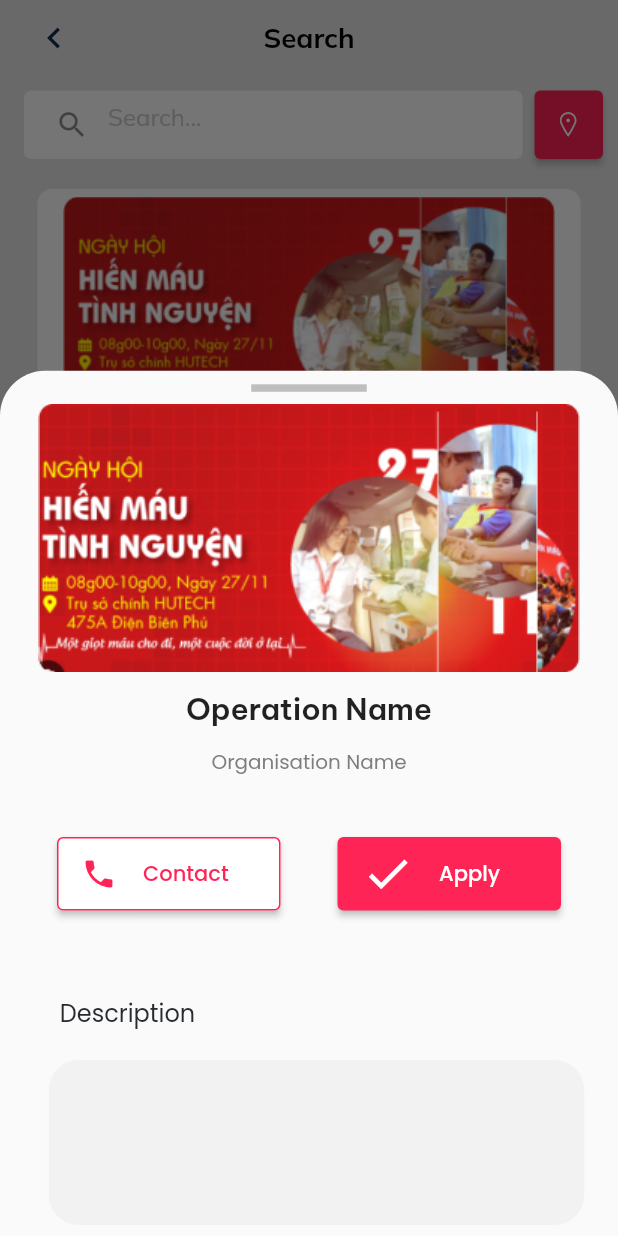
After one commit to dscdut/bloodbond, a Flutter app: the _FindDonorsView screen opened directly, after a tap on "June 4th 2023, 23:59", on a phone screen of 412 x 824 dp. The commit adds this screen. Run offline on Flutter 3.47's test engine with Material 2 defaults, Android fonts, the phone set to English and light mode, and no system bars; our stand-ins replace bloc, carousel_slider, dio, dropdown_button2, easy_localization, equatable and 9 more; accounts and stored records are empty; network calls fail.

Commit message:
[Feat] add some assets, finish search flow

```diff
--- a/mobile/lib/common/theme/text_styles.dart
+++ b/mobile/lib/common/theme/text_styles.dart
@@ -22,6 +22,11 @@ abstract class TextStyles {
     color: ColorStyles.zodiacBlue,
     fontWeight: FontWeight.w400,
     fontSize: 17.sp,
+  );
+  static TextStyle regularFormBVP = const TextStyle(
+    fontFamily: 'BeVietnamPro',
+    fontSize: 12,
+    color: Color(0xFF4C4C4C),
   );
 
   // Medium
@@ -65,4 +70,9 @@ abstract class TextStyles {
     fontWeight: FontWeight.w700,
     fontSize: 17.sp,
   );
+  static TextStyle boldAppbarTitle = TextStyle(
+    color: Colors.black,
+    fontWeight: FontWeight.w600,
+    fontSize: 20.sp,
+  );
 }
--- a/mobile/lib/common/widgets/common_app_bar.widget.dart
+++ b/mobile/lib/common/widgets/common_app_bar.widget.dart
@@ -60,7 +60,7 @@ class CommonAppBar extends StatelessWidget implements PreferredSizeWidget {
               ? title
               : Text(
                   title,
-                  style: TextStyles.mediumText.copyWith(fontSize: 20.sp),
+                  style: TextStyles.boldAppbarTitle.copyWith(fontSize: 20.sp),
                 )),
       bottom: bottom != null
           ? PreferredSize(
--- a/mobile/lib/features/core/views/root.view.dart
+++ b/mobile/lib/features/core/views/root.view.dart
@@ -1,5 +1,6 @@
 import 'package:bloodbond/common/theme/color_styles.dart';
 import 'package:bloodbond/features/core/widgets/app_bottom_navigation_bar.widget.dart';
+import 'package:bloodbond/features/find_donors/find_donors.dart';
 import 'package:bloodbond/generated/assets.gen.dart';
 import 'package:bloodbond/router/app_router.dart';
 import 'package:flutter/material.dart';
@@ -37,10 +38,10 @@ class _RootView extends StatelessWidget {
             index: state.currentIndex,
             children: const [
               HomePage(),
+              FindDonorsPage(),
               NotificationPage(),
               NotificationPage(),
-              NotificationPage(),
-              ProfilePage()
+              ProfilePage(),
             ],
           );
         },
--- a/mobile/lib/features/core/widgets/feature_menu.widget.dart
+++ b/mobile/lib/features/core/widgets/feature_menu.widget.dart
@@ -23,10 +23,7 @@ class FeatureMenu extends StatefulWidget {
 
 class _FeatureMenuState extends State<FeatureMenu> {
   final List<FeatureUIModel> _features = [
-    FeatureUIModel(
-        icon: Assets.icons.featureMenu.search,
-        title: 'Find Donors',
-        route: AppRouter.findDonors),
+    FeatureUIModel(icon: Assets.icons.featureMenu.search, title: 'Find Donors'),
     FeatureUIModel(icon: Assets.icons.featureMenu.donate, title: 'Donates'),
     FeatureUIModel(icon: Assets.icons.featureMenu.order, title: 'Order Bloods'),
     FeatureUIModel(
--- a/mobile/lib/features/find_donors/view/find_donors.view.dart
+++ b/mobile/lib/features/find_donors/view/find_donors.view.dart
@@ -1,7 +1,8 @@
 import 'package:bloodbond/common/theme/app_size.dart';
 import 'package:bloodbond/common/theme/color_styles.dart';
 import 'package:bloodbond/common/widgets/common_app_bar.widget.dart';
-import 'package:bloodbond/features/find_donors/widgets/donor_card.widget.dart';
+import 'package:bloodbond/features/find_donors/widgets/campaign_card.dart';
+import 'package:bloodbond/features/find_donors/widgets/operation_info.dart';
 import 'package:bloodbond/generated/assets.gen.dart';
 import 'package:flutter/material.dart';
 import 'package:flutter_bloc/flutter_bloc.dart';
@@ -81,11 +82,79 @@ class _FindDonorsViewState extends State<_FindDonorsView> {
         ),
       ),
       body: ListView(
-        children: const [
-          DonorCard(),
-          DonorCard(),
-          DonorCard(),
-          DonorCard(),
+        children: [
+          InkWell(
+            child: const CampaignCard(),
+            onTap: () => showModalBottomSheet(
+              context: context,
+              isScrollControlled: true,
+              shape: const RoundedRectangleBorder(
+                borderRadius: BorderRadius.vertical(
+                  top: Radius.circular(30),
+                ),
+              ),
+              builder: (context) => DraggableScrollableSheet(
+                initialChildSize: 0.7,
+                maxChildSize: 0.9,
+                minChildSize: 0.32,
+                expand: false,
+                builder: (context, scrollController) {
+                  return SingleChildScrollView(
+                    controller: scrollController,
+                    child: const OperationInfo(),
+                  );
+                },
+              ),
+            ),
+          ),
+          InkWell(
+            child: const CampaignCard(),
+            onTap: () => showModalBottomSheet(
+              context: context,
+              isScrollControlled: true,
+              shape: const RoundedRectangleBorder(
+                borderRadius: BorderRadius.vertical(
+                  top: Radius.circular(30),
+                ),
+              ),
+              builder: (context) => DraggableScrollableSheet(
+                initialChildSize: 0.8,
+                maxChildSize: 0.9,
+                minChildSize: 0.32,
+                expand: false,
+                builder: (context, scrollController) {
+                  return SingleChildScrollView(
+                    controller: scrollController,
+                    child: const OperationInfo(),
+                  );
+                },
+              ),
+            ),
+          ),
+          InkWell(
+            child: const CampaignCard(),
+            onTap: () => showModalBottomSheet(
+              context: context,
+              isScrollControlled: true,
+              shape: const RoundedRectangleBorder(
+                borderRadius: BorderRadius.vertical(
+                  top: Radius.circular(30),
+                ),
+              ),
+              builder: (context) => DraggableScrollableSheet(
+                initialChildSize: 0.8,
+                maxChildSize: 0.9,
+                minChildSize: 0.32,
+                expand: false,
+                builder: (context, scrollController) {
+                  return SingleChildScrollView(
+                    controller: scrollController,
+                    child: const OperationInfo(),
+                  );
+                },
+              ),
+            ),
+          ),
         ],
       ),
     );
--- /dev/null
+++ b/mobile/lib/features/find_donors/widgets/campaign_card.dart
@@ -0,0 +1,59 @@
+import 'package:flutter/material.dart';
+
+class CampaignCard extends StatelessWidget {
+  const CampaignCard({
+    super.key,
+  });
+
+  @override
+  Widget build(BuildContext context) {
+    return Padding(
+      padding: const EdgeInsets.fromLTRB(25, 10, 25, 10),
+      child: Container(
+        width: 336,
+        height: 196,
+        decoration: BoxDecoration(
+          color: Colors.white,
+          borderRadius: BorderRadius.circular(9.68),
+        ),
+        child: Column(
+          children: [
+            const SizedBox(
+              height: 5,
+            ),
+            Image.asset('assets/images/campaign1.png'),
+            const SizedBox(
+              height: 4.5,
+            ),
+            const Align(
+              alignment: Alignment.centerLeft,
+              child: Text(
+                '\t\t\t\tJune 4th 2023, 23:59',
+                textAlign: TextAlign.left,
+                style: TextStyle(
+                  color: Color(0xFF7E7E7E),
+                  fontSize: 13,
+                  fontFamily: 'BeVietNamPro',
+                  fontWeight: FontWeight.w400,
+                ),
+              ),
+            ),
+            const Align(
+              alignment: Alignment.centerLeft,
+              child: Text(
+                '\t\t\t\tCampaign Name',
+                textAlign: TextAlign.left,
+                style: TextStyle(
+                  color: Color(0xFF272A2F),
+                  fontSize: 13,
+                  fontFamily: 'BeVietNamPro',
+                  fontWeight: FontWeight.w600,
+                ),
+              ),
+            ),
+          ],
+        ),
+      ),
+    );
+  }
+}
--- a/mobile/lib/features/find_donors/widgets/donor_card.widget.dart
+++ b/mobile/lib/features/find_donors/widgets/donor_card.widget.dart
@@ -26,7 +26,7 @@ class DonorCard extends StatelessWidget {
               width: 15,
             ),
             Image.asset(
-              'assets/images/Ellipse27.png',
+              'assets/images/campaign.png',
               width: 79,
               height: 79,
             ),
--- /dev/null
+++ b/mobile/lib/features/find_donors/widgets/operation_info.dart
@@ -0,0 +1,392 @@
+import 'package:flutter/material.dart';
+
+class OperationInfo extends StatelessWidget {
+  const OperationInfo({super.key});
+
+  @override
+  Widget build(BuildContext context) {
+    return Stack(
+      alignment: AlignmentDirectional.topCenter,
+      clipBehavior: Clip.none,
+      children: [
+        Positioned(
+          top: 9,
+          child: Container(
+            height: 5,
+            width: 77,
+            decoration: const BoxDecoration(
+              color: Color(0xFFBEBEBE),
+            ),
+          ),
+        ),
+        Column(
+          children: [
+            const SizedBox(
+              height: 22,
+            ),
+            Image.asset('assets/images/campaignx2.png'),
+            const SizedBox(
+              height: 12,
+            ),
+            const Center(
+              child: Text(
+                'Operation Name',
+                style: TextStyle(
+                  fontFamily: 'BeVietNamPro',
+                  fontSize: 20,
+                  fontWeight: FontWeight.w600,
+                ),
+              ),
+            ),
+            const SizedBox(
+              height: 12.54,
+            ),
+            const Center(
+              child: Text(
+                'Organisation Name',
+                style: TextStyle(
+                  color: Color(0xFF7E7E7E),
+                  fontSize: 13.31,
+                  fontFamily: 'Poppins',
+                ),
+              ),
+            ),
+            const SizedBox(
+              height: 40.31,
+            ),
+            Row(
+              mainAxisAlignment: MainAxisAlignment.spaceEvenly,
+              children: [
+                ElevatedButton(
+                  style: ElevatedButton.styleFrom(
+                    backgroundColor: Colors.white,
+                    side: const BorderSide(
+                      color: Color(0xFFFF2456),
+                    ),
+                    fixedSize: const Size(149, 49),
+                  ),
+                  onPressed: () {},
+                  child: const Row(
+                    children: [
+                      Icon(
+                        Icons.phone,
+                        color: Color(0xFFFF2456),
+                      ),
+                      SizedBox(
+                        width: 17.33,
+                      ),
+                      Text(
+                        'Contact',
+                        style: TextStyle(
+                          color: Color(0xFFFF2456),
+                          fontFamily: 'Poppins',
+                        ),
+                      ),
+                    ],
+                  ),
+                ),
+                ElevatedButton(
+                  style: ElevatedButton.styleFrom(
+                    backgroundColor: const Color(0xFFFF2456),
+                    fixedSize: const Size(149, 49),
+                  ),
+                  onPressed: () {
+                    showDialog(
+                      context: context,
+                      builder: (BuildContext context) {
+                        return AlertDialog(
+                          content: Container(
+                            width: 800,
+                            height: 120,
+                            decoration: const BoxDecoration(
+                              color: Colors.white,
+                              borderRadius: BorderRadius.all(
+                                Radius.circular(9),
+                              ),
+                            ),
+                            child: Column(
+                              children: [
+                                const SizedBox(
+                                  height: 15,
+                                ),
+                                const Text(
+                                  'Are you sure want to aplly?',
+                                  style: TextStyle(
+                                    fontFamily: 'Poppins',
+                                    fontSize: 16,
+                                    color: Colors.black,
+                                  ),
+                                  textAlign: TextAlign.center,
+                                ),
+                                const SizedBox(
+                                  height: 20,
+                                ),
+                                Row(
+                                  mainAxisAlignment:
+                                      MainAxisAlignment.spaceEvenly,
+                                  children: [
+                                    ElevatedButton(
+                                      style: ElevatedButton.styleFrom(
+                                        backgroundColor:
+                                            const Color(0xFFBEBEBE),
+                                        fixedSize: const Size(100, 33),
+                                      ),
+                                      onPressed: () {},
+                                      child: const Text(
+                                        'Cancel',
+                                        style: TextStyle(
+                                          color: Colors.white,
+                                          fontFamily: 'Poppins',
+                                        ),
+                                      ),
+                                    ),
+                                    ElevatedButton(
+                                      style: ElevatedButton.styleFrom(
+                                        backgroundColor:
+                                            const Color(0xFFFF2156),
+                                        fixedSize: const Size(100, 33),
+                                      ),
+                                      onPressed: () {},
+                                      child: const Text(
+                                        'Yes',
+                                        style: TextStyle(
+                                          color: Colors.white,
+                                          fontFamily: 'Poppins',
+                                        ),
+                                      ),
+                                    )
+                                  ],
+                                )
+                              ],
+                            ),
+                          ),
+                        );
+                      },
+                    );
+                  },
+                  child: const Row(
+                    children: [
+                      Icon(
+                        Icons.check,
+                        color: Colors.white,
+                        size: 35,
+                      ),
+                      SizedBox(
+                        width: 16.74,
+                      ),
+                      Text(
+                        'Apply',
+                        style: TextStyle(
+                          color: Colors.white,
+                          fontFamily: 'Poppins',
+                        ),
+                      ),
+                    ],
+                  ),
+                ),
+              ],
+            ),
+            const SizedBox(
+              height: 56,
+            ),
+            const Padding(
+              padding: EdgeInsets.only(right: 242),
+              child: Text(
+                'Description',
+                style: TextStyle(
+                  color: Color(0xFF272A2F),
+                  fontFamily: 'Poppins',
+                  fontSize: 16,
+                ),
+              ),
+            ),
+            const SizedBox(
+              height: 9.65,
+            ),
+            Padding(
+              padding: const EdgeInsets.fromLTRB(30, 10, 20, 10),
+              child: Expanded(
+                child: Container(
+                  height: 110,
+                  width: 357,
+                  padding: const EdgeInsets.all(8.0),
+                  decoration: BoxDecoration(
+                    color: const Color(0xFFF2F2F2),
+                    borderRadius: BorderRadius.circular(20),
+                  ),
+                  child: const TextField(
+                    decoration: InputDecoration(
+                      border: InputBorder.none,
+                      hintStyle: TextStyle(
+                        color: Color(0xFFCDCDCD),
+                      ),
+                    ),
+                  ),
+                ),
+              ),
+            ),
+            const SizedBox(
+              height: 11,
+            ),
+            const Padding(
+              padding: EdgeInsets.only(right: 290),
+              child: Text(
+                'Time',
+                style: TextStyle(
+                  color: Color(0xFF272A2F),
+                  fontFamily: 'Poppins',
+                  fontSize: 16,
+                ),
+              ),
+            ),
+            const SizedBox(
+              height: 9.65,
+            ),
+            Padding(
+              padding: const EdgeInsets.fromLTRB(30, 10, 20, 10),
+              child: Expanded(
+                child: Container(
+                  height: 53,
+                  width: 357,
+                  padding: const EdgeInsets.all(8.0),
+                  decoration: BoxDecoration(
+                    color: const Color(0xFFF2F2F2),
+                    borderRadius: BorderRadius.circular(20),
+                  ),
+                  child: const TextField(
+                    decoration: InputDecoration(
+                      border: InputBorder.none,
+                      hintStyle: TextStyle(
+                        color: Color(0xFFCDCDCD),
+                      ),
+                    ),
+                  ),
+                ),
+              ),
+            ),
+            const SizedBox(
+              height: 11,
+            ),
+            const Padding(
+              padding: EdgeInsets.only(right: 285),
+              child: Text(
+                'Place',
+                style: TextStyle(
+                  color: Color(0xFF272A2F),
+                  fontFamily: 'Poppins',
+                  fontSize: 16,
+                ),
+              ),
+            ),
+            const SizedBox(
+              height: 9.65,
+            ),
+            Padding(
+              padding: const EdgeInsets.fromLTRB(30, 10, 20, 10),
+              child: Expanded(
+                child: Container(
+                  height: 53,
+                  width: 357,
+                  padding: const EdgeInsets.all(8.0),
+                  decoration: BoxDecoration(
+                    color: const Color(0xFFF2F2F2),
+                    borderRadius: BorderRadius.circular(20),
+                  ),
+                  child: const TextField(
+                    decoration: InputDecoration(
+                      border: InputBorder.none,
+                      hintStyle: TextStyle(
+                        color: Color(0xFFCDCDCD),
+                      ),
+                    ),
+                  ),
+                ),
+              ),
+            ),
+            const SizedBox(
+              height: 11,
+            ),
+            const Padding(
+              padding: EdgeInsets.only(right: 290),
+              child: Text(
+                'Host',
+                style: TextStyle(
+                  color: Color(0xFF272A2F),
+                  fontFamily: 'Poppins',
+                  fontSize: 16,
+                ),
+              ),
+            ),
+            const SizedBox(
+              height: 9.65,
+            ),
+            Padding(
+              padding: const EdgeInsets.fromLTRB(30, 10, 20, 10),
+              child: Expanded(
+                child: Container(
+                  height: 53,
+                  width: 357,
+                  padding: const EdgeInsets.all(8.0),
+                  decoration: BoxDecoration(
+                    color: const Color(0xFFF2F2F2),
+                    borderRadius: BorderRadius.circular(20),
+                  ),
+                  child: const TextField(
+                    decoration: InputDecoration(
+                      border: InputBorder.none,
+                      hintStyle: TextStyle(
+                        color: Color(0xFFCDCDCD),
+                      ),
+                    ),
+                  ),
+                ),
+              ),
+            ),
+            const SizedBox(
+              height: 11,
+            ),
+            const Padding(
+              padding: EdgeInsets.only(right: 155),
+              child: Text(
+                'Number of participants',
+                style: TextStyle(
+                  color: Color(0xFF272A2F),
+                  fontFamily: 'Poppins',
+                  fontSize: 16,
+                ),
+              ),
+            ),
+            const SizedBox(
+              height: 9.65,
+            ),
+            Padding(
+              padding: const EdgeInsets.fromLTRB(30, 10, 20, 10),
+              child: Expanded(
+                child: Container(
+                  height: 53,
+                  width: 357,
+                  padding: const EdgeInsets.all(8.0),
+                  decoration: BoxDecoration(
+                    color: const Color(0xFFF2F2F2),
+                    borderRadius: BorderRadius.circular(20),
+                  ),
+                  child: const TextField(
+                    decoration: InputDecoration(
+                      border: InputBorder.none,
+                      hintStyle: TextStyle(
+                        color: Color(0xFFCDCDCD),
+                      ),
+                    ),
+                  ),
+                ),
+              ),
+            ),
+            const SizedBox(
+              height: 15,
+            ),
+          ],
+        ),
+      ],
+    );
+  }
+}
--- a/mobile/pubspec.yaml
+++ b/mobile/pubspec.yaml
@@ -157,7 +157,9 @@ flutter:
           weight: 500
         - asset: assets/fonts/Poppins-Bold.ttf
           weight: 700
-
+    - family: BeVietNamPro
+      fonts:
+        - asset: assets/fonts/BeVietNamPro-Regular.ttf
 flutter_gen:
   output: lib/generated/
   integrations:
```
Also changed, not shown: mobile/lib/features/find_donors/widgets/info_field.dart (added, +57 -0 lines), mobile/lib/features/home/view/home.view.dart (+4 -4 lines), mobile/assets/fonts/BeVietnamPro-Regular.ttf (added), mobile/assets/icons/person_call.png (added), mobile/assets/images/campaign1.png (added), mobile/assets/images/campaignx2.png (added), mobile/assets/images/operation.png (added), mobile/pubspec.lock.
